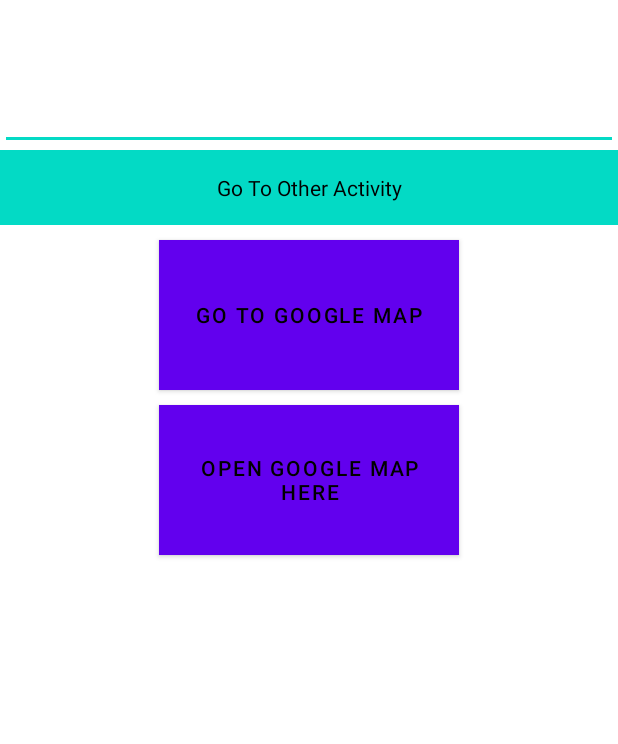
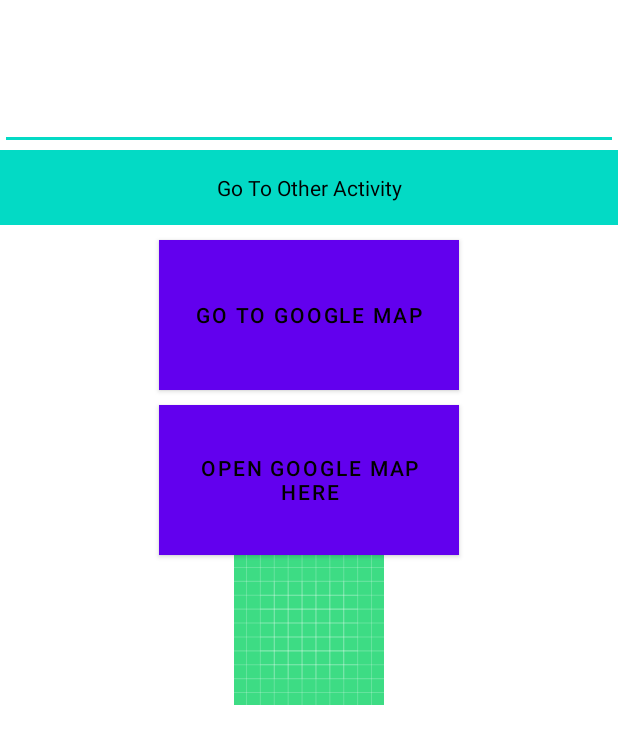
Before and after one commit to anowar1112/AndroidFindLocationAndSearch, an Android app: the layout activity_main.xml on its own in the app's theme, with its tools: preview values and no code run, on a phone screen of 412 x 824 dp. Shown: the top 744 px of the screen. Run offline under Robolectric (Android 15) with nearby library versions, the phone set to English and light mode, and no system bars.

Commit message:
add Picasso Image added Library
Signed-off-by: Anowar Hossain <anowar1112@gmail.com>

```diff
--- a/app/build.gradle
+++ b/app/build.gradle
@@ -48,6 +48,9 @@ dependencies {
     androidTestImplementation 'androidx.test.ext:junit:1.1.3'
     androidTestImplementation 'androidx.test.espresso:espresso-core:3.4.0'
 
+    //A powerful image downloading and caching library for Android
+    implementation 'com.squareup.picasso:picasso:2.8'
+
     //LiveData
 
     implementation 'androidx.activity:activity-ktx:1.5.0'
--- a/app/src/main/AndroidManifest.xml
+++ b/app/src/main/AndroidManifest.xml
@@ -7,6 +7,7 @@
             android:name="android.permission.ACCESS_COARSE_LOCATION"/> <!-- Include only if your app benefits from precise location access. -->
     <uses-permission android:name="android.permission.ACCESS_FINE_LOCATION"/> <!-- permissions for INTERNET -->
     <uses-permission android:name="android.permission.INTERNET"/>
+    <uses-permission android:name="android.permission.WRITE_EXTERNAL_STORAGE"/>
 
     <queries>
         <package android:name="com.first.mytestingsecondapps"/>
--- a/app/src/main/res/layout/activity_main.xml
+++ b/app/src/main/res/layout/activity_main.xml
@@ -53,5 +53,17 @@
             app:layout_constraintStart_toStartOf="parent"
             app:layout_constraintEnd_toEndOf="parent"
     />
+    <ImageView
+            android:id="@+id/imageView"
+            android:layout_width="100dp"
+           android:layout_height="100dp"
+            android:adjustViewBounds="true"
+            android:layout_centerHorizontal="true"
+            android:layout_alignParentBottom="true"
+            android:src="@drawable/ic_launcher_background"
+           app:layout_constraintTop_toBottomOf="@+id/openMapButton"
+           app:layout_constraintStart_toStartOf="parent"
+           app:layout_constraintEnd_toEndOf="parent"
+    />
 
 </androidx.constraintlayout.widget.ConstraintLayout>
```
Also changed, not shown: app/src/main/java/com/first/mytestingfirstapps/MainActivity.kt (+9 -0 lines).
